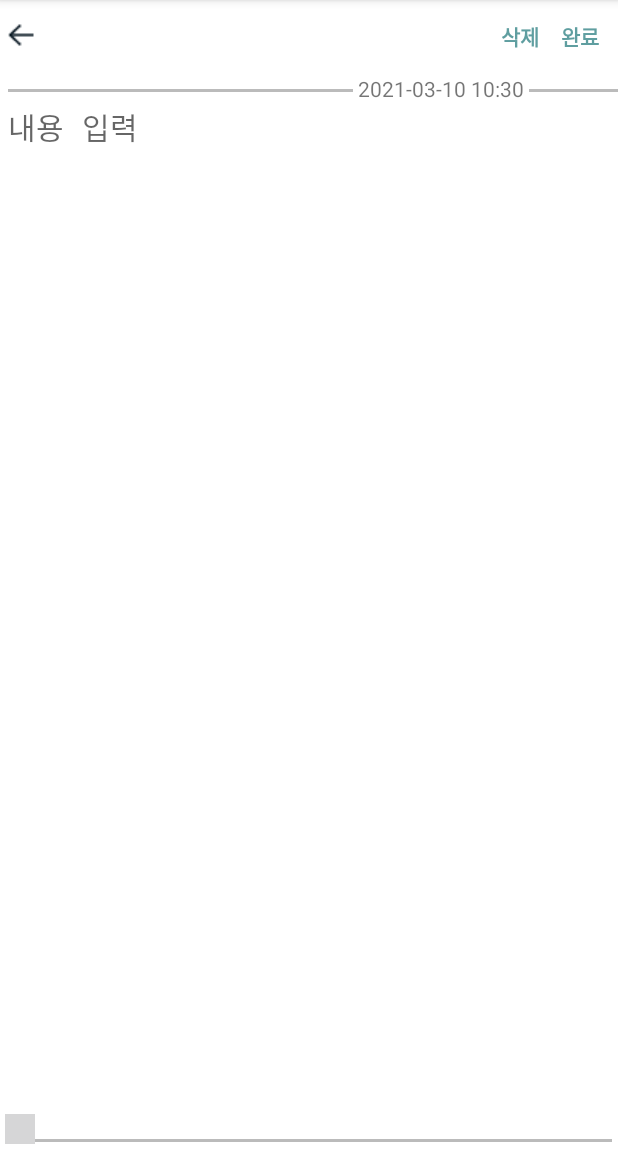
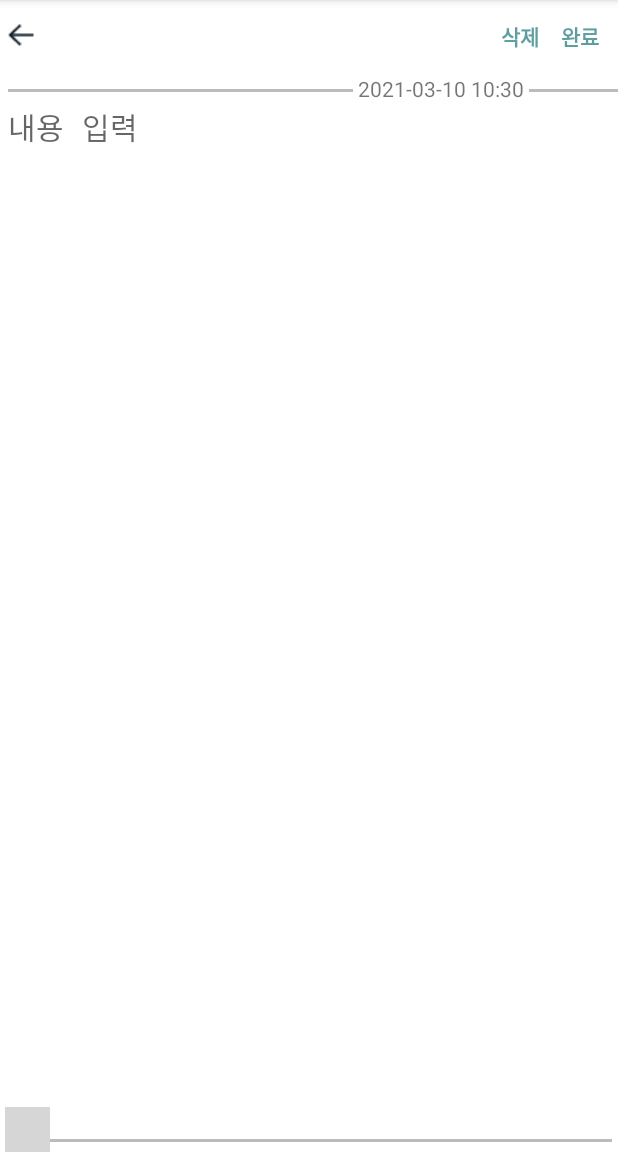
Before and after one commit to YangDaseul/Android_memo, an Android app: the screen it shows after launch (NoteActivity), after a tap on "작성", on a phone screen of 412 x 824 dp, the part 84-1236 px from its top. Run offline under Robolectric (Android 15) with nearby library versions, the phone set to English and light mode, and no system bars.

Commit message:
fourth_commit

```diff
--- a/app/src/main/AndroidManifest.xml
+++ b/app/src/main/AndroidManifest.xml
@@ -3,6 +3,7 @@
     package="com.example.memo">
 
     <uses-permission android:name="android.permission.READ_EXTERNAL_STORAGE"/>
+    <uses-permission android:name="android.permission.WRITE_EXTERNAL_STORAGE"/>
 
     <application
         android:allowBackup="true"
--- a/app/src/main/java/com/example/memo/DatabaseHelper.java
+++ b/app/src/main/java/com/example/memo/DatabaseHelper.java
@@ -11,10 +11,12 @@ public class DatabaseHelper extends SQLiteOpenHelper {
 
     public static final String TABLE_NAME = "list";
     public static final String LIST_ID = "_id";
-    public static final String LIST_TITLE = "title";
+    public static final String LIST_PICTURE = "picture";
     public static final String LIST_CONTENTS = "contents";
+    public static final String LIST_DATE = "date";
 
-    public static final String[] ALL_COLUMNS = {LIST_ID, LIST_TITLE, LIST_CONTENTS};
+
+    public static final String[] ALL_COLUMNS = {LIST_ID, LIST_PICTURE, LIST_CONTENTS, LIST_DATE};
 
     public DatabaseHelper(Context context) {
         super(context, DATABASE_NAME, null, DATABASE_VERSION);
@@ -24,8 +26,9 @@ public class DatabaseHelper extends SQLiteOpenHelper {
     public void onCreate(SQLiteDatabase db) {
         String sql = "create table if not exists list("
                 + " _id integer PRIMARY KEY autoincrement, "
-                + " title text, "
-                + " contents text)";
+                + " picture text, "
+                + " contents text, "
+                + " date text)";
 
         db.execSQL(sql);
 
--- a/app/src/main/java/com/example/memo/MainActivity.java
+++ b/app/src/main/java/com/example/memo/MainActivity.java
@@ -153,9 +153,11 @@ public class MainActivity extends AppCompatActivity {
             cursor.moveToNext();
 
             int _id = cursor.getInt(0);
-            String contents = cursor.getString(1);
+            String picture = cursor.getString(1);
+            String contents = cursor.getString(2);
+            String date = cursor.getString(3);
 
-            //items.add(new MemoItem(_id, contents));
+            items.add(new MemoItem(_id, picture, contents, date));
         }
         adapter.notifyDataSetChanged();
 
--- a/app/src/main/res/drawable/image_icon01.xml
+++ b/app/src/main/res/drawable/image_icon01.xml
@@ -2,8 +2,8 @@
 <layer-list xmlns:android="http://schemas.android.com/apk/res/android">
 
     <item
-        android:width="20dp"
-        android:height="20dp"
+        android:width="30dp"
+        android:height="30dp"
         android:drawable="@drawable/icon01"/>
 
 
--- a/app/src/main/res/drawable/image_icon02.xml
+++ b/app/src/main/res/drawable/image_icon02.xml
@@ -3,7 +3,7 @@
 
     <item
         android:drawable="@drawable/icon02"
-        android:width="20dp"
-        android:height="20dp" />
+        android:width="30dp"
+        android:height="30dp" />
 
 </layer-list>
--- a/app/src/main/res/layout/activity_note.xml
+++ b/app/src/main/res/layout/activity_note.xml
@@ -82,35 +82,38 @@
 
         </LinearLayout>
 
+        <RelativeLayout
+            android:layout_width="match_parent"
+            android:layout_height="match_parent">
+
             <EditText
                 android:id="@+id/contentsText"
                 android:layout_width="match_parent"
                 android:layout_height="match_parent"
-            android:layout_gravity="center"
+                android:layout_above="@+id/imageView"
                 android:layout_marginTop="10dp"
                 android:gravity="top"
                 android:hint="내용 입력"
                 android:paddingLeft="5dp"
-            android:scrollbars="vertical"
-            android:typeface="monospace"
                 android:textSize="20sp"
-            />
+                android:typeface="monospace" />
 
             <ImageView
                 android:id="@+id/imageView"
                 android:layout_width="200dp"
                 android:layout_height="200dp"
-            android:layout_centerInParent="true"
-            android:layout_alignBottom="@+id/contentsText"
-             />
+                android:layout_alignParentBottom="true"
+                android:layout_centerHorizontal="true" />
+
+        </RelativeLayout>
+
 
         <ImageButton
             android:id="@+id/image_add"
             android:layout_width="wrap_content"
             android:layout_height="wrap_content"
+            android:layout_alignParentBottom="true"
             android:layout_marginLeft="3dp"
-            android:layout_alignBottom="@+id/imageView"
-            android:layout_marginBottom="5dp"
             android:background="#ffffff"
             android:src="@drawable/image_icon01" />
 
@@ -118,17 +121,13 @@
             android:id="@+id/image_delete"
             android:layout_width="wrap_content"
             android:layout_height="wrap_content"
+            android:layout_alignParentBottom="true"
             android:layout_marginLeft="3dp"
-            android:layout_alignBottom="@+id/imageView"
-            android:layout_marginBottom="5dp"
             android:background="#ffffff"
             android:src="@drawable/image_icon02" />
+
 
     </RelativeLayout>
 
 
-
-
-
-
 </LinearLayout>
--- a/app/src/main/res/layout/listview_item.xml
+++ b/app/src/main/res/layout/listview_item.xml
@@ -10,7 +10,7 @@
         android:layout_height="match_parent"
         android:layout_weight="1"
         android:layout_marginRight="20dp"
-        android:src="@mipmap/ic_launcher"/>
+        />
 
     <LinearLayout
         android:layout_width="match_parent"
```
Also changed, not shown: app/src/main/java/com/example/memo/ListViewAdapter.java (+21 -3 lines), app/src/main/java/com/example/memo/MemoItem.java (+4 -9 lines), app/src/main/java/com/example/memo/NoteActivity.java (+51 -28 lines). Lines whose indentation alone changed are shown as unchanged.
